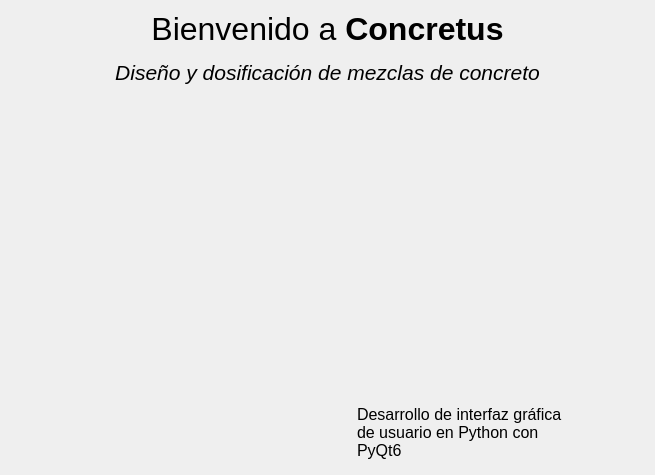
This is gui/ui/welcome_widget.ui in AMK-ULTRA/Concretus as Qt 5 draws it before an edit. The edited form follows.
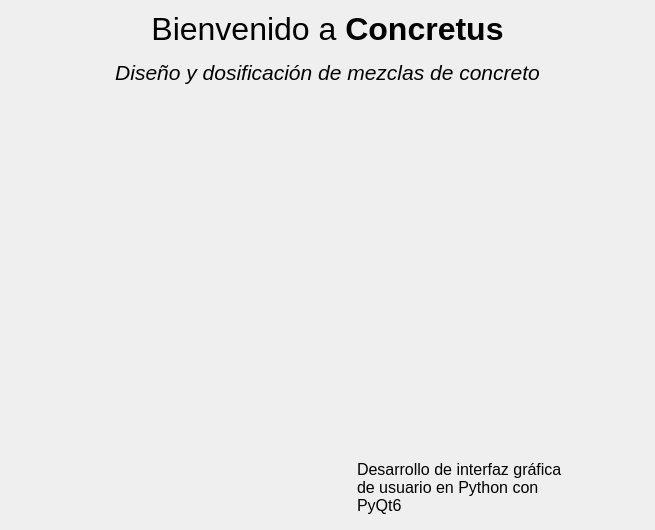
This is the edited form. Icons and pictures are not drawn.

```diff
--- a/gui/ui/welcome_widget.ui
+++ b/gui/ui/welcome_widget.ui
@@ -7,13 +7,13 @@
     <x>0</x>
     <y>0</y>
     <width>655</width>
-    <height>475</height>
+    <height>530</height>
    </rect>
   </property>
   <property name="minimumSize">
    <size>
     <width>655</width>
-    <height>475</height>
+    <height>530</height>
    </size>
   </property>
   <property name="windowTitle">
```
